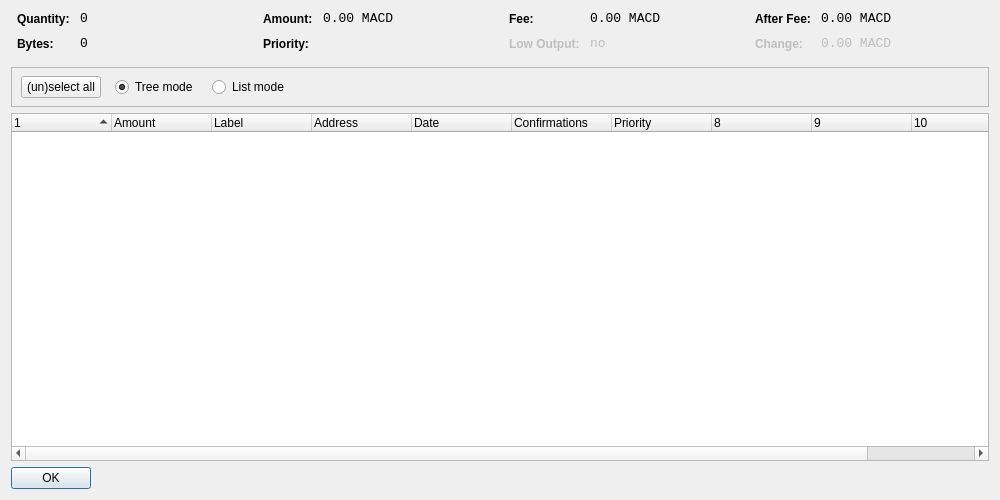
Above: src/qt/forms/coincontroldialog.ui from KrvnoZrnce/MACDCoin before the change. Below: the same form after it.
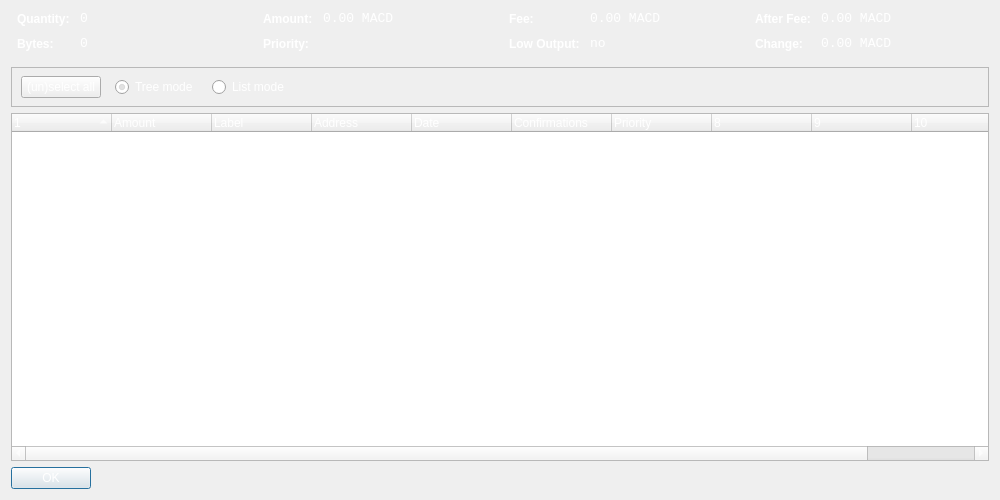
That is the form after the change. Custom widgets are drawn as their Qt base class.

What changed in the file:
```diff
--- a/src/qt/forms/coincontroldialog.ui
+++ b/src/qt/forms/coincontroldialog.ui
@@ -16,6 +16,9 @@
   <property name="autoFillBackground">
    <bool>true</bool>
   </property>
+  <property name="styleSheet">
+   <string notr="true">color:white;</string>
+  </property>
   <property name="locale">
    <locale language="English" country="UnitedStates"/>
   </property>
```
